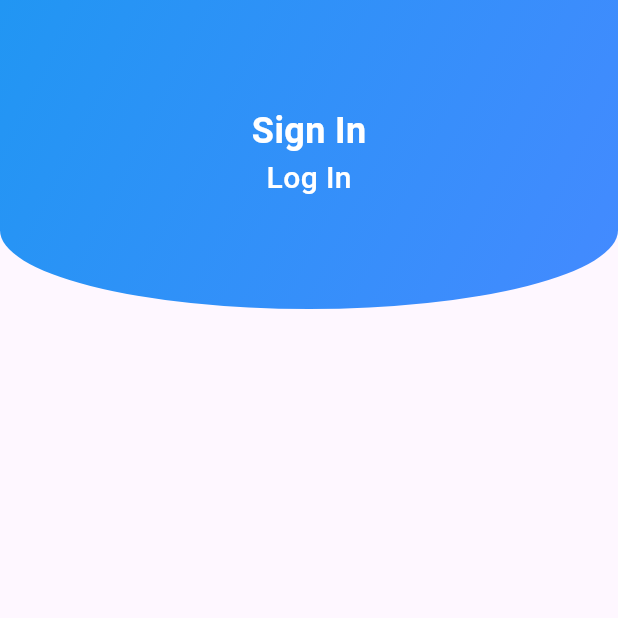
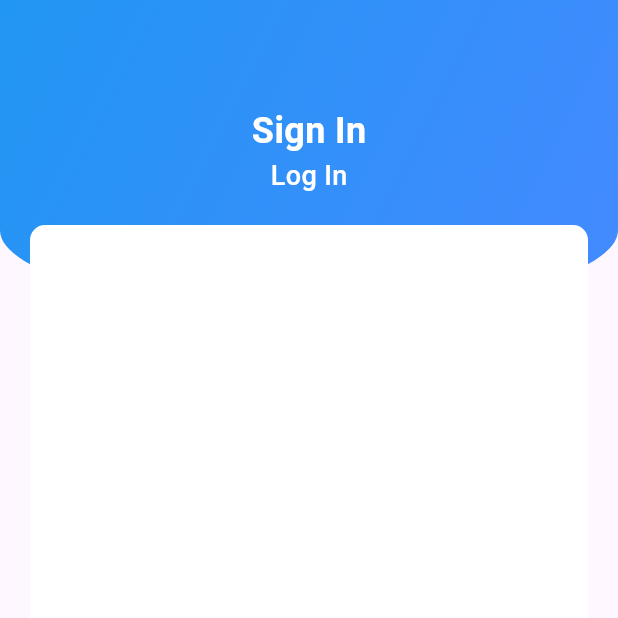
Before and after one commit to adogbeji/FlutterChatAppTwo, a Flutter app: the screen it shows after launch, on a phone screen of 412 x 824 dp, the top half of it. Run offline on Flutter 3.47's test engine with Material 3 defaults, Android fonts, the phone set to English and light mode, and no system bars.

Commit message:
Add second Container to sign in screen

```diff
--- a/lib/views/screens/auth/signin.dart
+++ b/lib/views/screens/auth/signin.dart
@@ -29,11 +29,11 @@ class _SignInState extends State<SignIn> {
                 ),
               ),
             ),
-            const Padding(
-              padding: EdgeInsets.only(top: 70),
+            Padding(
+              padding: const EdgeInsets.only(top: 70),
               child: Column(
                 children: [
-                  Center(
+                  const Center(
                     child: Text(
                       'Sign In',
                       style: TextStyle(
@@ -43,14 +43,23 @@ class _SignInState extends State<SignIn> {
                       ),
                     ),
                   ),
-                  Center(
+                  const Center(
                     child: Text(
                       'Log In',
                       style: TextStyle(
-                        fontSize: 20,
+                        fontSize: 18,
                         color: Colors.white,
                         fontWeight: FontWeight.w500,
                       ),
+                    ),
+                  ),
+                  Container(
+                    margin: const EdgeInsets.symmetric(vertical: 20, horizontal: 20),
+                    height: MediaQuery.of(context).size.height / 2,
+                    width: MediaQuery.of(context).size.width,
+                    decoration: BoxDecoration(
+                      color: Colors.white,
+                      borderRadius: BorderRadius.circular(10),
                     ),
                   ),
                 ],
```
